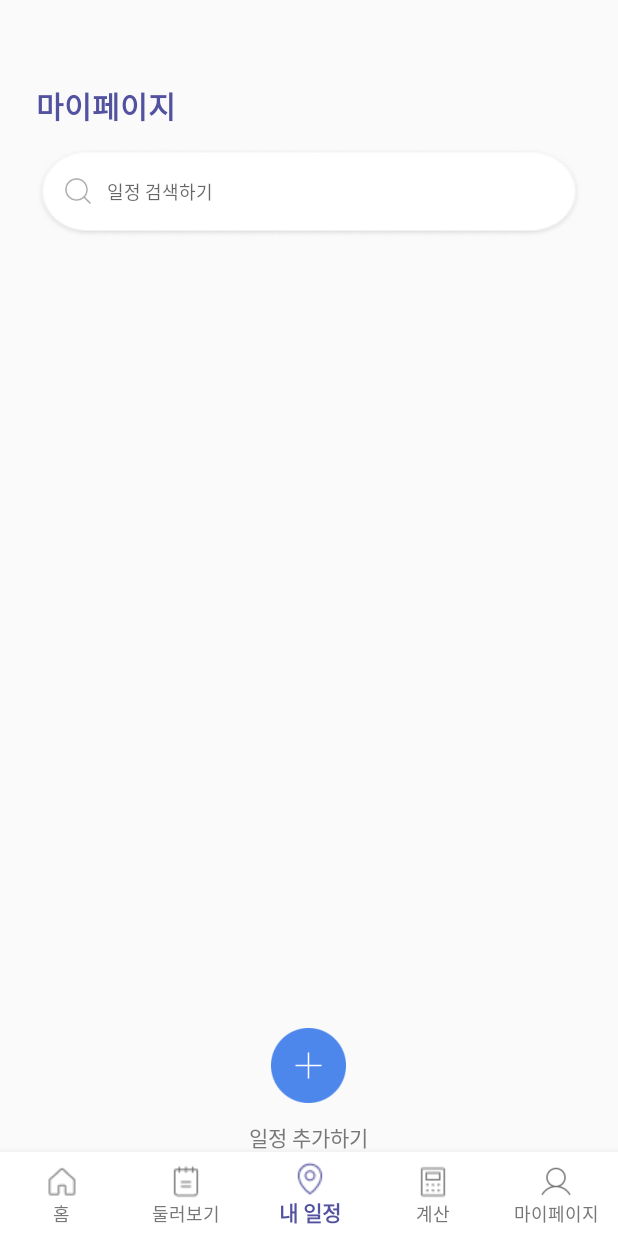
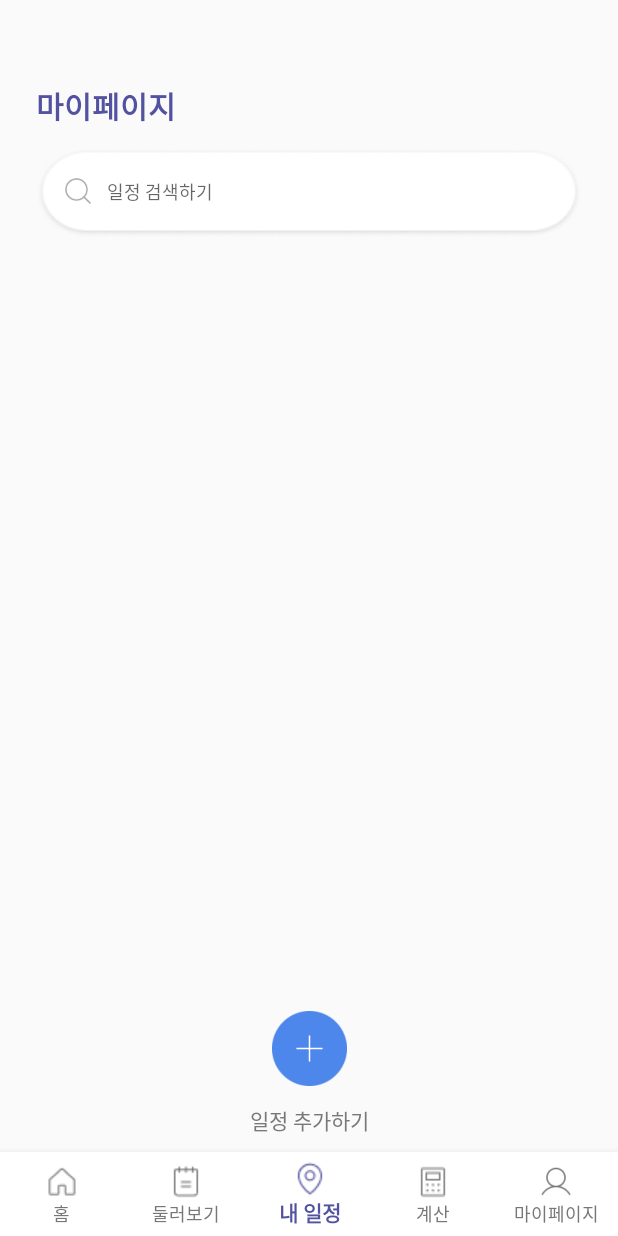
Before and after one commit to moon12-3/BaRoad, an Android app: the screen it shows after launch once a user with an empty profile is signed in (MainActivity), item 3 of the bottom bar chosen, on a phone screen of 412 x 824 dp. Run offline under Robolectric (Android 15) with nearby library versions, the phone set to English and light mode, and no system bars; our stand-ins replace Firebase (no records; nobody signed in at launch, a user with empty details on screens opened directly).

Commit message:
상세화면 제작중

```diff
--- a/app/src/main/java/com/example/baroad/MyPlan.java
+++ b/app/src/main/java/com/example/baroad/MyPlan.java
@@ -102,7 +102,7 @@ public class MyPlan extends Fragment {
                             Log.d("mytag", document.getId() + " => " + document.getData());
                         }
 
-                        adapter = new MyPlanAdapter(planList);
+                        adapter = new MyPlanAdapter(planList, getActivity());
 
                         recyclerView.setLayoutManager(new LinearLayoutManager(getContext()));
                         recyclerView.setAdapter(adapter);
--- a/app/src/main/java/com/example/baroad/MyPlanAdapter.java
+++ b/app/src/main/java/com/example/baroad/MyPlanAdapter.java
@@ -1,9 +1,11 @@
 package com.example.baroad;
 
+import android.os.Bundle;
 import android.view.LayoutInflater;
 import android.view.View;
 import android.view.ViewGroup;
 
+import androidx.fragment.app.FragmentActivity;
 import androidx.recyclerview.widget.RecyclerView;
 
 import com.example.baroad.databinding.MainListviewItemBinding;
@@ -12,6 +14,7 @@ import java.util.List;
 
 public class MyPlanAdapter extends RecyclerView.Adapter<MyPlanAdapter.ViewHolder> {
     private List<PlanModel> dataList;
+    private FragmentActivity activity;
 
     public class ViewHolder extends RecyclerView.ViewHolder {
         private MainListviewItemBinding binding;
@@ -22,12 +25,23 @@ public class MyPlanAdapter extends RecyclerView.Adapter<MyPlanAdapter.ViewHolder
         }
 
         public void bind(PlanModel schedule) {
+            String s = schedule.date+"\n"+schedule.local+" 여행";
+            binding.detailText.setText(s);
 
+            binding.goDetail.setOnClickListener(v-> {
+                int mPos = getAdapterPosition();
+
+                Bundle result = new Bundle();
+                result.putString("date", schedule.date);
+                result.putString("local", schedule.local);
+                ((MainActivity)activity).getFragmentMana().setFragmentResult("requestKey", result);
+            });
         }
     }
 
-    public MyPlanAdapter(List<PlanModel> dataList) {
+    public MyPlanAdapter(List<PlanModel> dataList, FragmentActivity activity) {
         this.dataList = dataList;
+        this.activity = activity;
     }
 
     @Override
@@ -37,6 +51,7 @@ public class MyPlanAdapter extends RecyclerView.Adapter<MyPlanAdapter.ViewHolder
         return new ViewHolder(MainListviewItemBinding.inflate(LayoutInflater.from(parent.getContext()), parent, false));
     }
 
+    // 삭제
     public void removeData(int position) {
         dataList.remove(position);
         notifyItemRemoved(position);
--- a/app/src/main/res/layout/fragment_my_plan.xml
+++ b/app/src/main/res/layout/fragment_my_plan.xml
@@ -1,10 +1,17 @@
 <?xml version="1.0" encoding="utf-8"?>
-<LinearLayout xmlns:android="http://schemas.android.com/apk/res/android"
+<androidx.constraintlayout.widget.ConstraintLayout
+    xmlns:android="http://schemas.android.com/apk/res/android"
     xmlns:tools="http://schemas.android.com/tools"
+    xmlns:app="http://schemas.android.com/apk/res-auto"
     android:layout_width="match_parent"
     android:layout_height="match_parent"
-    android:orientation="vertical"
     tools:context=".MyPlan">
+<LinearLayout
+    app:layout_constraintEnd_toEndOf="parent"
+    app:layout_constraintTop_toTopOf="parent"
+    android:layout_width="match_parent"
+    android:layout_height="match_parent"
+    android:orientation="vertical">
 
     <TextView
         android:layout_width="match_parent"
@@ -64,22 +71,28 @@
     <androidx.recyclerview.widget.RecyclerView
         android:id="@+id/container"
         android:layout_width="match_parent"
-        android:layout_height="450dp"
+        android:layout_height="match_parent"
         android:layout_marginTop="29dp"
-        android:layout_marginBottom="20dp"/>
+        android:layout_marginBottom="170dp"/>
+</LinearLayout>
     <Button
         android:id="@+id/add_btn"
         android:layout_width="50dp"
         android:layout_height="50dp"
+        app:layout_constraintBottom_toBottomOf="parent"
+        app:layout_constraintStart_toStartOf="parent"
+        app:layout_constraintEnd_toEndOf="parent"
         android:background="@drawable/plus"
-        android:layout_marginTop="27dp"
-        android:layout_gravity="center"/>
+        android:layout_gravity="center"
+        android:layout_marginBottom="100dp"/>
     <TextView
+        app:layout_constraintTop_toBottomOf="@id/add_btn"
+        app:layout_constraintStart_toStartOf="parent"
+        app:layout_constraintEnd_toEndOf="parent"
         android:layout_width="wrap_content"
         android:layout_height="wrap_content"
         android:text="일정 추가하기"
         android:layout_gravity="center"
         android:textColor="#787878"
         android:layout_marginTop="12dp"/>
-
-</LinearLayout>
+</androidx.constraintlayout.widget.ConstraintLayout>
--- a/app/src/main/res/layout/main_listview_item.xml
+++ b/app/src/main/res/layout/main_listview_item.xml
@@ -9,12 +9,14 @@
         android:layout_width="match_parent"
         android:layout_height="wrap_content">
             <ImageButton
+                android:id="@+id/go_detail"
                 android:layout_width="312dp"
                 android:layout_height="140dp"
                 android:layout_gravity="center"
                 android:layout_marginTop="15dp"
                 android:background="@drawable/myplan_listview"/>
         <TextView
+            android:id="@+id/detail_text"
             android:layout_width="wrap_content"
             android:layout_height="wrap_content"
             android:text="2023. 03. 12\n나고야 여행"
```
Also changed, not shown: app/src/main/java/com/example/baroad/MainActivity.java (+9 -0 lines).
